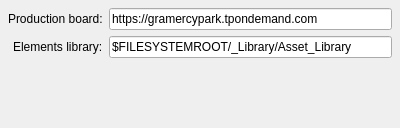
The window that ui/settings_other_ui.ui (mjbonnington/icarus-gps) describes before a commit, drawn with Qt 5.
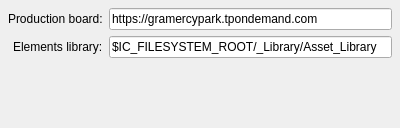
The same window after the commit.

The edit to the form file:
```diff
--- a/ui/settings_other_ui.ui
+++ b/ui/settings_other_ui.ui
@@ -53,7 +53,7 @@
    <item row="1" column="1">
     <widget class="QLineEdit" name="elementslib_lineEdit">
      <property name="text">
-      <string>$FILESYSTEMROOT/_Library/Asset_Library</string>
+      <string>$IC_FILESYSTEM_ROOT/_Library/Asset_Library</string>
      </property>
      <property name="xmlTag" stdset="0">
       <string>elementslib</string>
```
